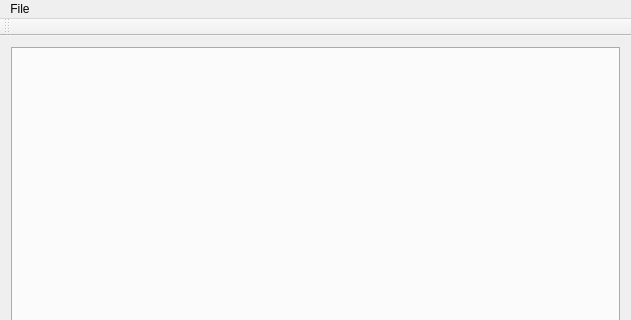
The window that src/MainWindow.ui (tomaszkaliciak/ProntoPredator) describes before a commit, drawn with Qt 5; both pictures show x 0 to 631 and y 0 to 320 of the 631 by 494 pixel window.
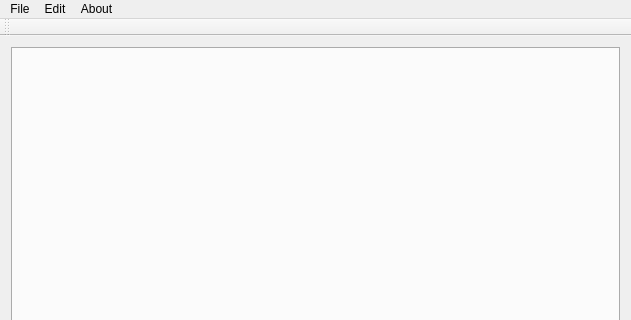
The same window after the commit. Icons and pictures are not drawn.

The edit to the form file:
```diff
--- a/src/MainWindow.ui
+++ b/src/MainWindow.ui
@@ -63,7 +63,21 @@
     <addaction name="separator"/>
     <addaction name="exit_app"/>
    </widget>
+   <widget class="QMenu" name="menuFind">
+    <property name="title">
+     <string>Edit</string>
+    </property>
+    <addaction name="actionGrep_current_view"/>
+    <addaction name="actionBookmark_current_line"/>
+   </widget>
+   <widget class="QMenu" name="menuAbout">
+    <property name="title">
+     <string>About</string>
+    </property>
+   </widget>
    <addaction name="menuTest"/>
+   <addaction name="menuFind"/>
+   <addaction name="menuAbout"/>
   </widget>
   <widget class="QToolBar" name="mainToolBar">
    <attribute name="toolBarArea">
```
Left out of the diff: 24 changed lines with no effect on the pictures.
